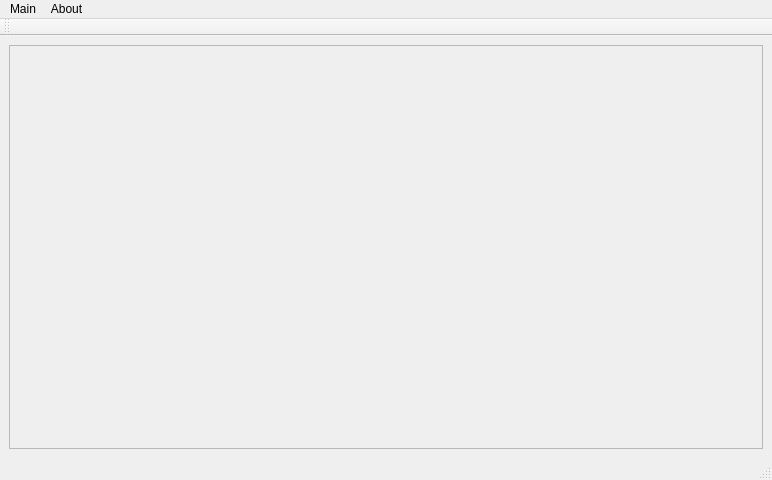
First picture: the form in viewwindow.ui, repository onto/effy, before the edit.
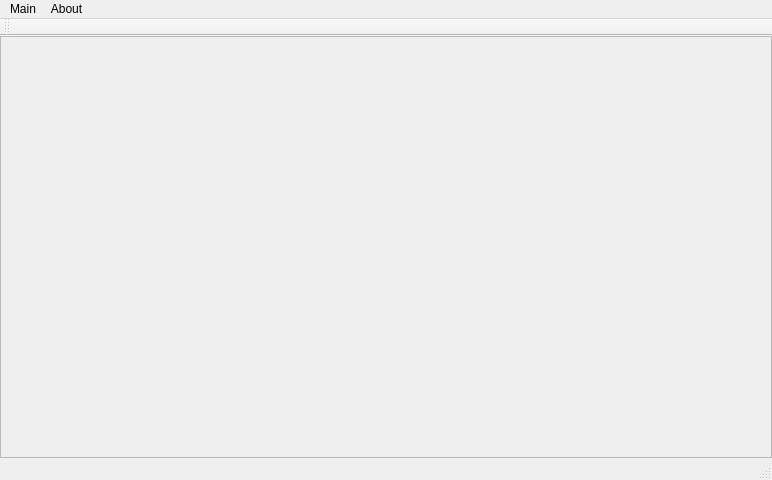
Second picture: the form after the edit.

What changed in the file:
```diff
--- a/viewwindow.ui
+++ b/viewwindow.ui
@@ -15,8 +15,17 @@
   </property>
   <widget class="QWidget" name="centralwidget">
    <layout class="QGridLayout" name="gridLayout">
+    <property name="margin">
+     <number>0</number>
+    </property>
+    <property name="spacing">
+     <number>0</number>
+    </property>
     <item row="0" column="0">
      <widget class="QScrollArea" name="scrollArea">
+      <property name="lineWidth">
+       <number>0</number>
+      </property>
       <property name="widgetResizable">
        <bool>true</bool>
       </property>
@@ -28,8 +37,8 @@
         <rect>
          <x>0</x>
          <y>0</y>
-         <width>752</width>
-         <height>404</height>
+         <width>770</width>
+         <height>422</height>
         </rect>
        </property>
        <layout class="QGridLayout" name="gridLayout_3">
@@ -46,6 +55,9 @@
           </property>
           <item row="0" column="0">
            <widget class="QLabel" name="label">
+            <property name="lineWidth">
+             <number>0</number>
+            </property>
             <property name="text">
              <string/>
             </property>
```
